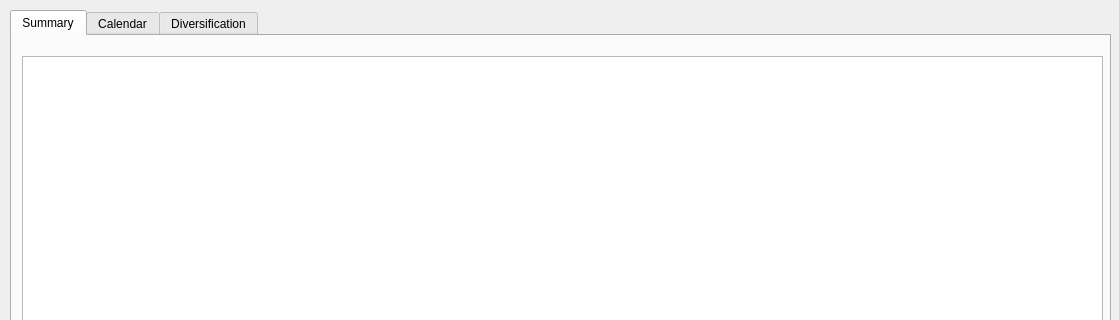
First picture: the form in divui.ui, repository neeraavi/pydiv, before the edit; both pictures show x 0 to 1119 and y 0 to 320 of the 1119 by 865 pixel window.
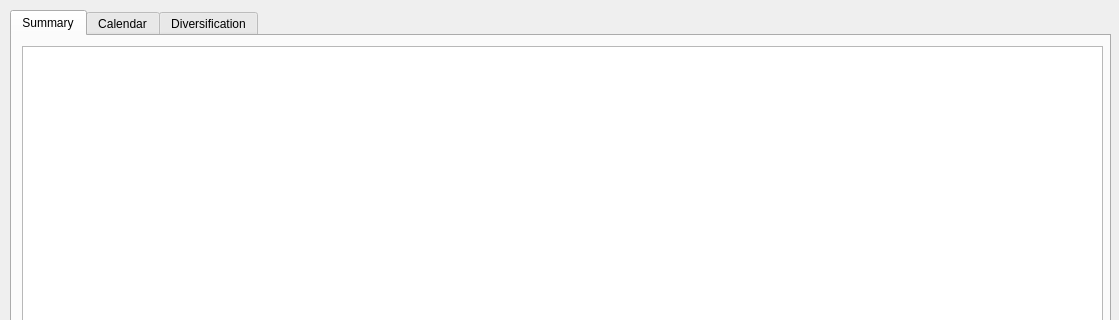
Second picture: the form after the edit.

What changed in the file:
```diff
--- a/divui.ui
+++ b/divui.ui
@@ -34,9 +34,9 @@
       <property name="geometry">
        <rect>
         <x>10</x>
-        <y>20</y>
+        <y>10</y>
         <width>1081</width>
-        <height>301</height>
+        <height>311</height>
        </rect>
       </property>
       <property name="font">
```
Left out of the diff: 3 changed lines with no effect on the pictures.
